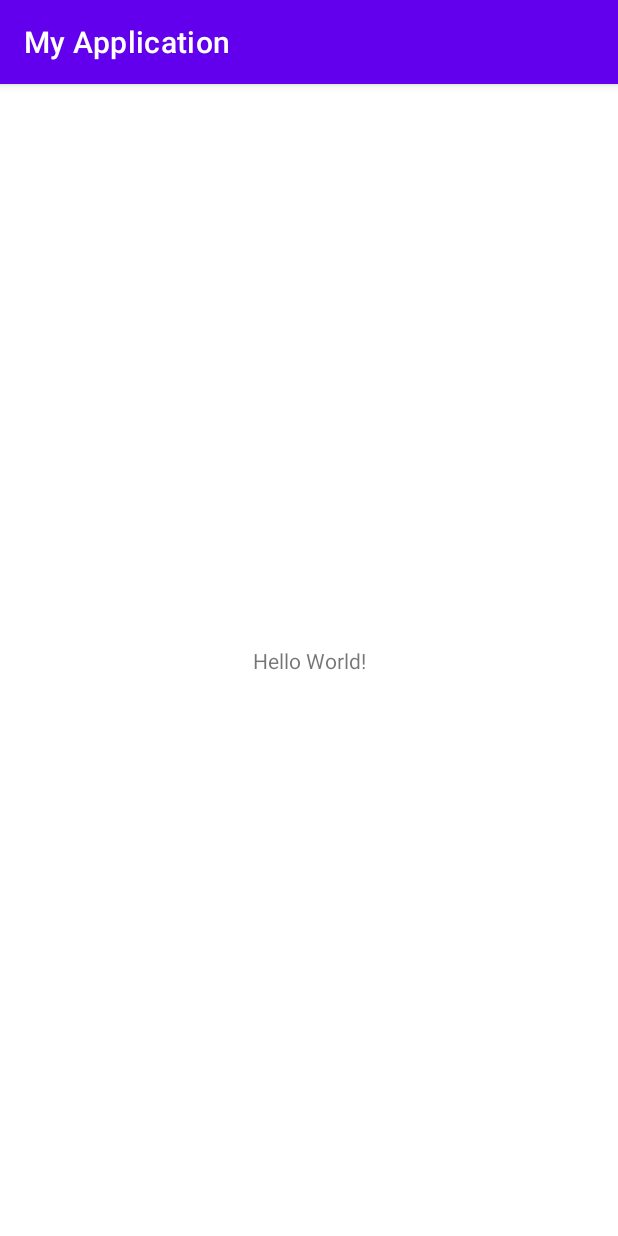
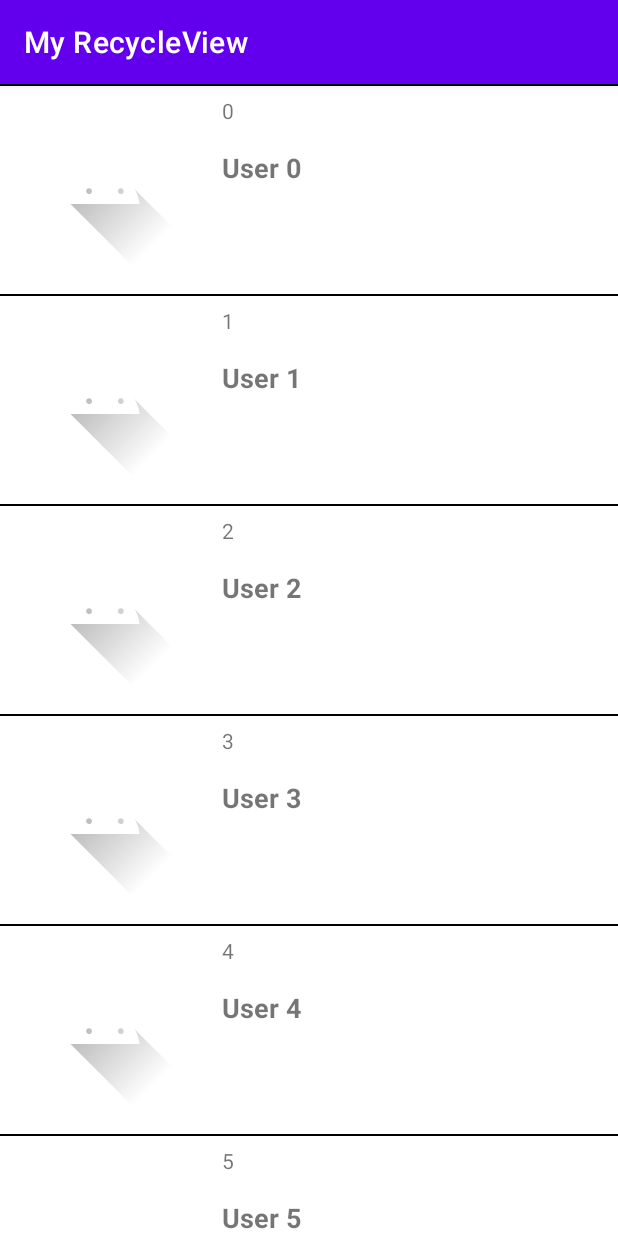
Before and after one commit to duongvh19/android, an Android app: the screen it shows after launch (MainActivity), on a phone screen of 412 x 824 dp. Run offline under Robolectric (Android 15) with nearby library versions, the phone set to English and light mode, and no system bars; our stand-ins replace Picasso; pictures from the network do not load.

Commit message:
[android] recyclerview in android using interface and picasso

```diff
--- /dev/null
+++ b/app/src/main/java/com/duongvh19/MainActivity.java
@@ -0,0 +1,54 @@
+package com.duongvh19;
+
+import androidx.appcompat.app.AppCompatActivity;
+import androidx.recyclerview.widget.LinearLayoutManager;
+import androidx.recyclerview.widget.RecyclerView;
+
+import android.content.Intent;
+import android.os.Bundle;
+
+import java.util.ArrayList;
+import java.util.List;
+
+public class MainActivity extends AppCompatActivity implements UserAdapter.OnItemClickListener {
+    private RecyclerView lvUser;
+    private UserAdapter mUserAdapter;
+    private List<User> mListUser = new ArrayList<>();
+
+
+    @Override
+    protected void onCreate(Bundle savedInstanceState) {
+        super.onCreate(savedInstanceState);
+        setContentView(R.layout.activity_main);
+        lvUser = findViewById(R.id.lvUser);
+        lvUser.setLayoutManager(new LinearLayoutManager(this));
+
+        setData();
+        mUserAdapter = new UserAdapter(this, mListUser, this);
+        lvUser.setAdapter(mUserAdapter);
+
+    }
+
+    private void setData() {
+
+        for (int i = 0; i < 20; i++) {
+            String id = String.valueOf(i);
+            String name = "User " + i;
+            User u = new User(id, name);
+
+            mListUser.add(u);
+        }
+    }
+
+    @Override
+    public void onItemClick(User item) {
+        Bundle bundle = new Bundle();
+        Intent intent = new Intent(this, UserDetail.class);
+
+        bundle.putString("id", item.getId());
+        bundle.putString("name", item.getName());
+
+        intent.putExtras(bundle);
+        startActivity(intent);
+    }
+}
--- /dev/null
+++ b/app/src/main/java/com/duongvh19/User.java
@@ -0,0 +1,27 @@
+package com.duongvh19;
+
+public class User {
+    private String id;
+    private String name;
+
+    public User(String id, String name) {
+        this.id = id;
+        this.name = name;
+    }
+
+    public String getId() {
+        return id;
+    }
+
+    public void setId(String id) {
+        this.id = id;
+    }
+
+    public String getName() {
+        return name;
+    }
+
+    public void setName(String name) {
+        this.name = name;
+    }
+}
--- /dev/null
+++ b/app/src/main/java/com/duongvh19/UserAdapter.java
@@ -0,0 +1,88 @@
+package com.duongvh19;
+
+import android.content.Context;
+import android.view.LayoutInflater;
+import android.view.View;
+import android.view.ViewGroup;
+import android.widget.ImageView;
+import android.widget.LinearLayout;
+import android.widget.RelativeLayout;
+import android.widget.TextView;
+
+import com.squareup.picasso.Picasso;
+
+import java.util.List;
+
+import androidx.annotation.NonNull;
+import androidx.recyclerview.widget.RecyclerView;
+
+public class UserAdapter extends RecyclerView.Adapter<UserAdapter.UserViewHolder> {
+
+    private List<User> mListUser;
+    private OnItemClickListener mListener;
+    private Context mContext;
+
+    public UserAdapter(Context context, List<User> listUser, OnItemClickListener listener) {
+        mListUser = listUser;
+        mListener = listener;
+        mContext = context;
+    }
+
+    @NonNull
+    @Override
+    public UserViewHolder onCreateViewHolder(@NonNull ViewGroup parent, int viewType) {
+        View view = LayoutInflater.from(parent.getContext()).inflate(R.layout.user_item, parent, false);
+
+        return new UserViewHolder(view);
+    }
+
+    @Override
+    public void onBindViewHolder(@NonNull UserViewHolder holder, int position) {
+        if (mListUser != null) {
+            User user = mListUser.get(position);
+            holder.tvId.setText(user.getId());
+            holder.tvName.setText(user.getName());
+            Picasso.with(mContext).load("https://live.staticflickr.com//65535//52236851021_725b9c61c0_m.jpg")
+                    .error(R.drawable.ic_launcher_foreground)
+                    .into(holder.ivUser);
+
+            holder.bind(user, mListener);
+        }
+    }
+
+    @Override
+    public int getItemCount() {
+        if (mListUser != null) {
+            return mListUser.size();
+        }
+        return 0;
+    }
+
+    static class UserViewHolder extends RecyclerView.ViewHolder {
+        TextView tvId;
+        TextView tvName;
+        RelativeLayout item;
+        ImageView ivUser;
+
+        public UserViewHolder(@NonNull View itemView) {
+            super(itemView);
+            tvId = (TextView) itemView.findViewById(R.id.tvIdUser);
+            tvName = (TextView) itemView.findViewById(R.id.tvNameUser);
+            item = itemView.findViewById(R.id.itemView);
+            ivUser = itemView.findViewById(R.id.ivUser);
+        }
+
+        void bind(User u, OnItemClickListener listener) {
+            item.setOnClickListener(new View.OnClickListener() {
+                @Override
+                public void onClick(View v) {
+                    listener.onItemClick(u);
+                }
+            });
+        }
+    }
+
+    public interface OnItemClickListener {
+        void onItemClick(User item);
+    }
+}
--- a/app/src/main/java/com/example/myapplication/MainActivity.java
+++ /dev/null
@@ -1,14 +0,0 @@
-package com.example.myapplication;
-
-import androidx.appcompat.app.AppCompatActivity;
-
-import android.os.Bundle;
-
-public class MainActivity extends AppCompatActivity {
-
-    @Override
-    protected void onCreate(Bundle savedInstanceState) {
-        super.onCreate(savedInstanceState);
-        setContentView(R.layout.activity_main);
-    }
-}
--- a/app/src/main/res/layout/activity_main.xml
+++ b/app/src/main/res/layout/activity_main.xml
@@ -1,18 +1,15 @@
 <?xml version="1.0" encoding="utf-8"?>
-<androidx.constraintlayout.widget.ConstraintLayout xmlns:android="http://schemas.android.com/apk/res/android"
+<LinearLayout xmlns:android="http://schemas.android.com/apk/res/android"
     xmlns:app="http://schemas.android.com/apk/res-auto"
     xmlns:tools="http://schemas.android.com/tools"
     android:layout_width="match_parent"
     android:layout_height="match_parent"
+    android:orientation="vertical"
     tools:context=".MainActivity">
 
-    <TextView
-        android:layout_width="wrap_content"
-        android:layout_height="wrap_content"
-        android:text="Hello World!"
-        app:layout_constraintBottom_toBottomOf="parent"
-        app:layout_constraintLeft_toLeftOf="parent"
-        app:layout_constraintRight_toRightOf="parent"
-        app:layout_constraintTop_toTopOf="parent" />
+  <androidx.recyclerview.widget.RecyclerView
+      android:id="@+id/lvUser"
+      android:layout_width="match_parent"
+      android:layout_height="wrap_content"/>
 
-</androidx.constraintlayout.widget.ConstraintLayout>
+</LinearLayout>
--- /dev/null
+++ b/app/src/main/res/layout/user_item.xml
@@ -0,0 +1,37 @@
+<?xml version="1.0" encoding="utf-8"?>
+<RelativeLayout xmlns:android="http://schemas.android.com/apk/res/android"
+    android:layout_width="match_parent"
+    android:layout_height="wrap_content"
+    android:id="@+id/itemView">
+
+    <ImageView
+        android:id="@+id/ivUser"
+        android:padding="16dp"
+        android:layout_width="wrap_content"
+        android:layout_height="wrap_content"/>
+
+    <TextView
+        android:padding="8dp"
+        android:id="@+id/tvIdUser"
+        android:layout_width="match_parent"
+        android:layout_height="wrap_content"
+        android:layout_toRightOf="@id/ivUser"
+        android:text="id"/>
+
+    <TextView
+        android:padding="8dp"
+        android:id="@+id/tvNameUser"
+        android:textSize="18sp"
+        android:textStyle="bold"
+        android:layout_width="match_parent"
+        android:layout_height="wrap_content"
+        android:layout_toRightOf="@id/ivUser"
+        android:layout_below="@id/tvIdUser"
+        android:text="name"/>
+    <View
+        android:padding="5dp"
+        android:background="@color/black"
+        android:layout_width="match_parent"
+        android:layout_height="1dp"/>
+
+</RelativeLayout>
--- a/app/src/main/res/values/strings.xml
+++ b/app/src/main/res/values/strings.xml
@@ -1,3 +1,3 @@
 <resources>
-    <string name="app_name">My Application</string>
+    <string name="app_name">My RecycleView</string>
 </resources>
```
Also changed, not shown: app/build.gradle (+7 -4 lines), app/src/main/AndroidManifest.xml (+6 -1 lines), app/src/main/java/com/duongvh19/UserDetail.java (added, +25 -0 lines), app/src/main/res/layout/activity_user_detail.xml (added, +23 -0 lines).
